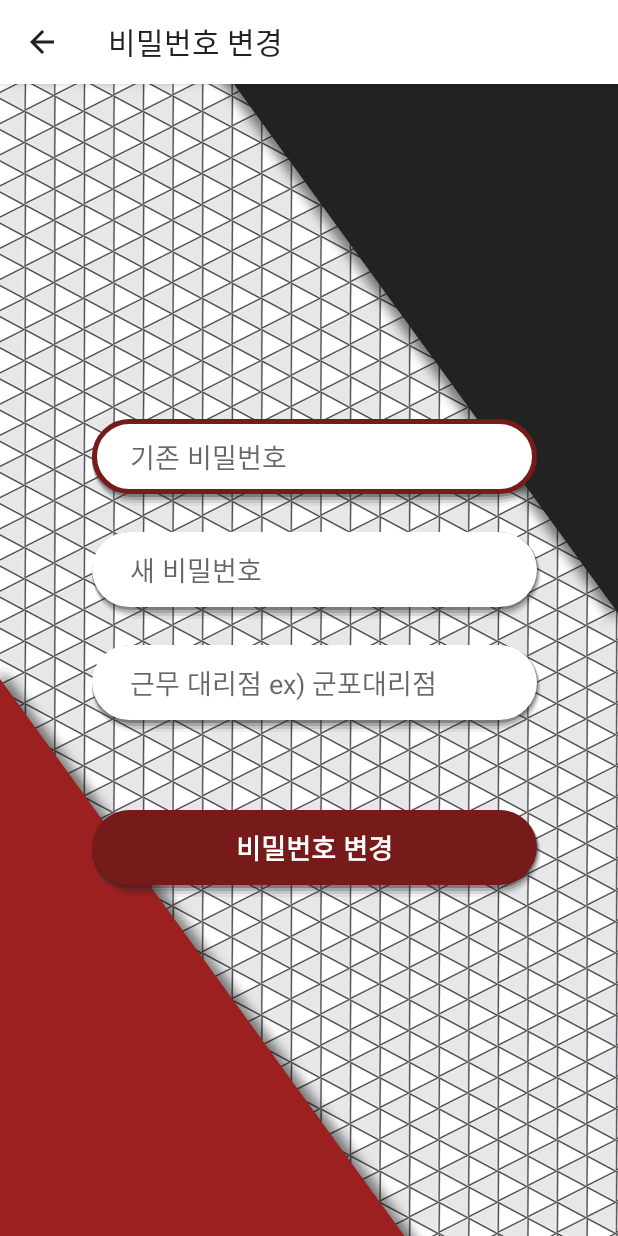
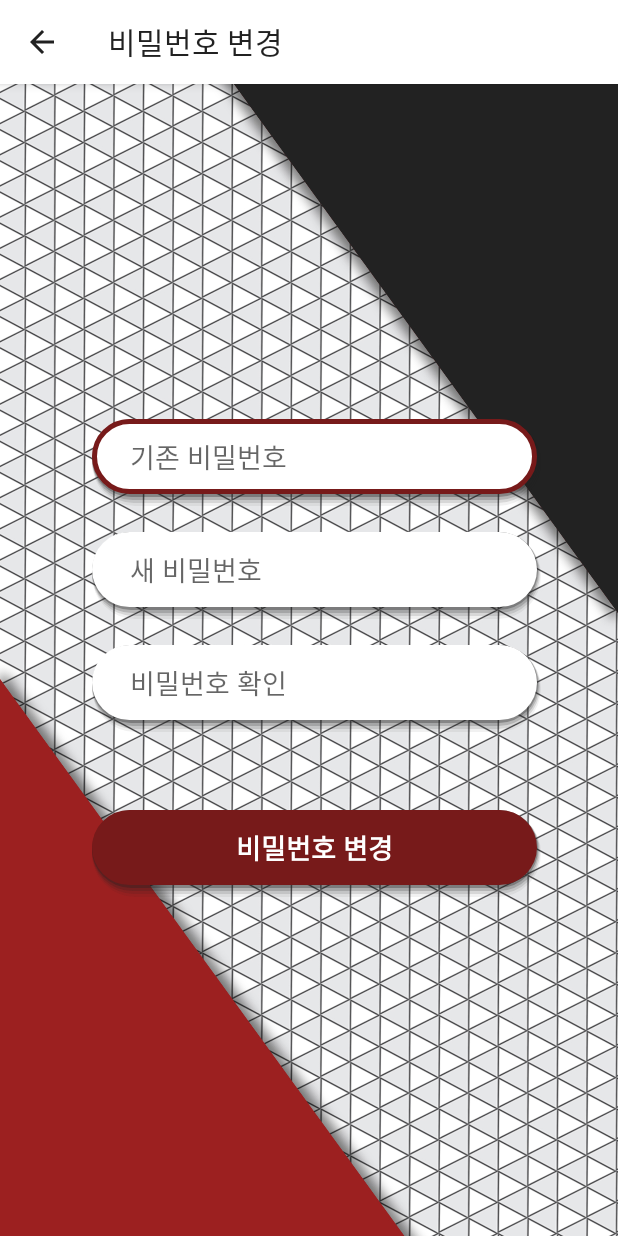
Before and after one commit to zeratul188/MilkDelivery, an Android app: the PasswordEditActivity screen opened directly, with no data from a screen before it, on a phone screen of 412 x 824 dp. Run offline under Robolectric (Android 15) with nearby library versions, the phone set to English and light mode, and no system bars; our stand-ins replace Firebase (no records; nobody signed in at launch, a user with empty details on screens opened directly).

Commit message:
20210505 commited!

```diff
--- a/app/src/main/res/layout/activity_password_edit.xml
+++ b/app/src/main/res/layout/activity_password_edit.xml
@@ -39,7 +39,7 @@
         android:layout_height="60dp"
         android:id="@+id/edtPasswordRetry"
         android:background="@drawable/editspeicalcustom"
-        android:hint="근무 대리점 ex) 군포대리점"
+        android:hint="비밀번호 확인"
         android:textSize="18sp"
         android:paddingLeft="25dp"
         android:inputType="textPassword"
```
